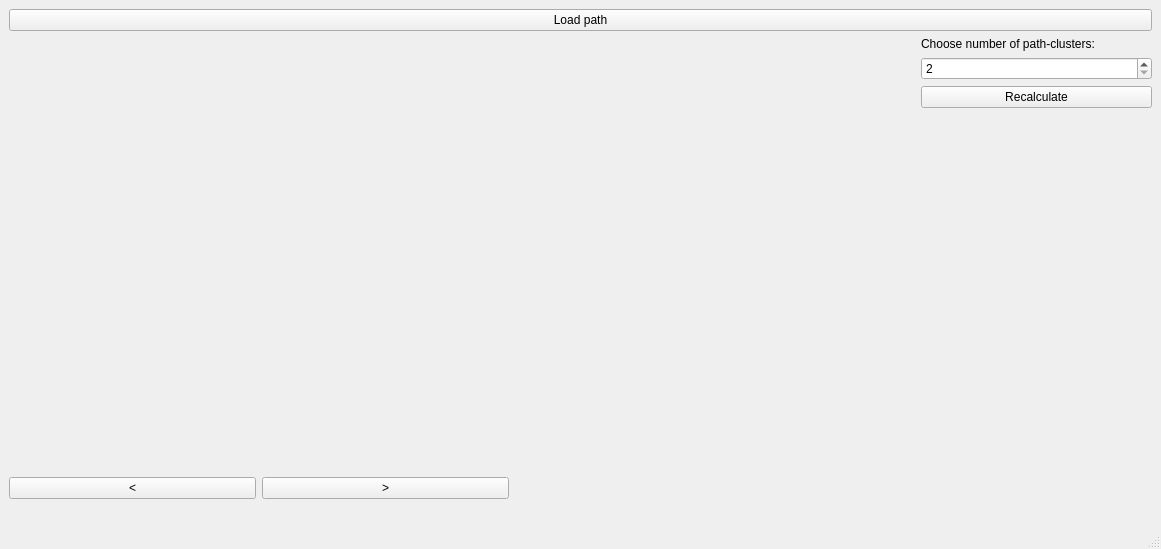
The window that src/user_interface/ui/MainWindow.ui (jurichterrsl/lunar_planner) describes before a commit, drawn with Qt 5.
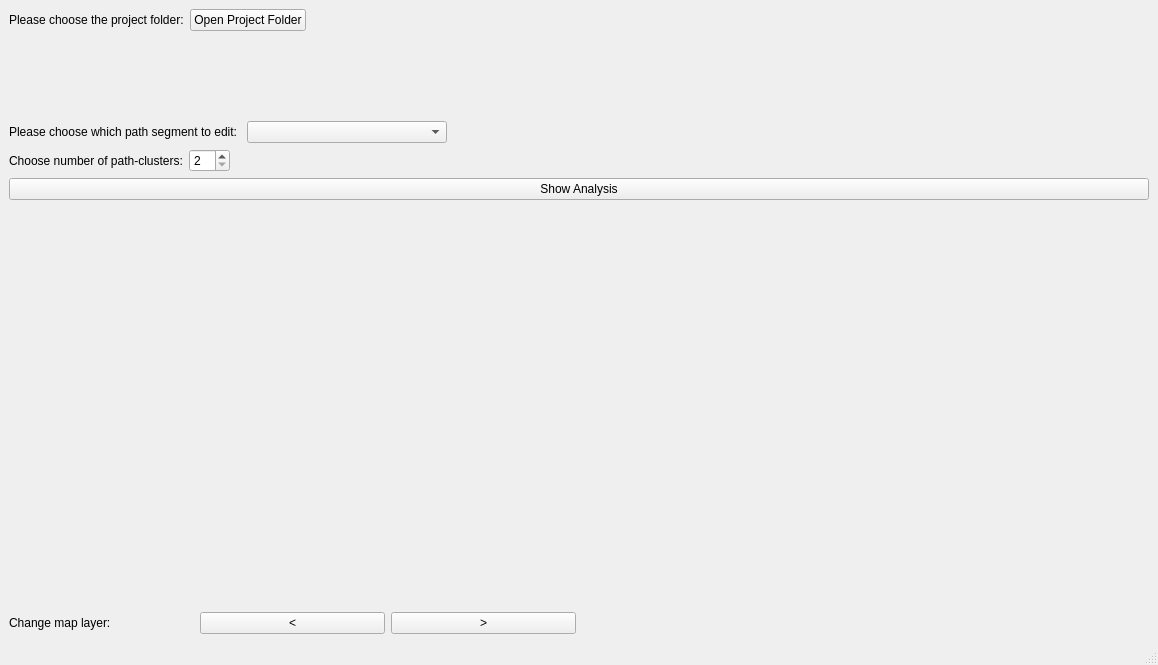
The same window after the commit.

What changed in the file:
```diff
--- a/src/user_interface/ui/MainWindow.ui
+++ b/src/user_interface/ui/MainWindow.ui
@@ -6,8 +6,8 @@
    <rect>
     <x>0</x>
     <y>0</y>
-    <width>1161</width>
-    <height>549</height>
+    <width>1158</width>
+    <height>665</height>
    </rect>
   </property>
   <property name="minimumSize">
@@ -22,9 +22,131 @@
   <widget class="QWidget" name="centralwidget">
    <layout class="QVBoxLayout" name="verticalLayout_3">
     <item>
-     <widget class="QPushButton" name="pushButton">
+     <layout class="QHBoxLayout" name="horizontalLayout_4">
+      <item>
+       <widget class="QLabel" name="label">
+        <property name="text">
+         <string>Please choose the project folder:</string>
+        </property>
+       </widget>
+      </item>
+      <item>
+       <widget class="QPushButton" name="getpathfolder">
+        <property name="text">
+         <string>Open Project Folder</string>
+        </property>
+       </widget>
+      </item>
+      <item>
+       <spacer name="horizontalSpacer">
+        <property name="orientation">
+         <enum>Qt::Horizontal</enum>
+        </property>
+        <property name="sizeHint" stdset="0">
+         <size>
+          <width>40</width>
+          <height>20</height>
+         </size>
+        </property>
+       </spacer>
+      </item>
+     </layout>
+    </item>
+    <item>
+     <widget class="QLabel" name="erroroutput">
       <property name="text">
-       <string>Load path</string>
+       <string/>
+      </property>
+     </widget>
+    </item>
+    <item>
+     <spacer name="verticalSpacer">
+      <property name="orientation">
+       <enum>Qt::Vertical</enum>
+      </property>
+      <property name="sizeHint" stdset="0">
+       <size>
+        <width>20</width>
+        <height>40</height>
+       </size>
+      </property>
+     </spacer>
+    </item>
+    <item>
+     <layout class="QHBoxLayout" name="horizontalLayout_7">
+      <item>
+       <widget class="QLabel" name="label_6">
+        <property name="text">
+         <string>Please choose which path segment to edit: </string>
+        </property>
+       </widget>
+      </item>
+      <item>
+       <widget class="QComboBox" name="pathsegmentchooser">
+        <property name="minimumSize">
+         <size>
+          <width>200</width>
+          <height>0</height>
+         </size>
+        </property>
+       </widget>
+      </item>
+      <item>
+       <spacer name="horizontalSpacer_2">
+        <property name="orientation">
+         <enum>Qt::Horizontal</enum>
+        </property>
+        <property name="sizeHint" stdset="0">
+         <size>
+          <width>40</width>
+          <height>20</height>
+         </size>
+        </property>
+       </spacer>
+      </item>
+     </layout>
+    </item>
+    <item>
+     <layout class="QHBoxLayout" name="horizontalLayout_8">
+      <item>
+       <widget class="QLabel" name="label_2">
+        <property name="text">
+         <string>Choose number of path-clusters:</string>
+        </property>
+       </widget>
+      </item>
+      <item>
+       <widget class="QSpinBox" name="numberofclusters">
+        <property name="minimum">
+         <number>2</number>
+        </property>
+        <property name="maximum">
+         <number>10</number>
+        </property>
+        <property name="value">
+         <number>2</number>
+        </property>
+       </widget>
+      </item>
+      <item>
+       <spacer name="horizontalSpacer_3">
+        <property name="orientation">
+         <enum>Qt::Horizontal</enum>
+        </property>
+        <property name="sizeHint" stdset="0">
+         <size>
+          <width>40</width>
+          <height>20</height>
+         </size>
+        </property>
+       </spacer>
+      </item>
+     </layout>
+    </item>
+    <item>
+     <widget class="QPushButton" name="recalculatebutton">
+      <property name="text">
+       <string>Show Analysis</string>
       </property>
      </widget>
     </item>
@@ -46,16 +168,17 @@
             <height>400</height>
            </size>
           </property>
-          <property name="maximumSize">
-           <size>
-            <width>500</width>
-            <height>400</height>
-           </size>
-          </property>
          </widget>
         </item>
         <item>
          <layout class="QHBoxLayout" name="horizontalLayout_2">
+          <item>
+           <widget class="QLabel" name="label_3">
+            <property name="text">
+             <string>Change map layer:</string>
+            </property>
+           </widget>
+          </item>
           <item>
            <widget class="QPushButton" name="map_down">
             <property name="text">
@@ -82,58 +205,8 @@
           <height>400</height>
          </size>
         </property>
-        <property name="maximumSize">
-         <size>
-          <width>400</width>
-          <height>400</height>
-         </size>
-        </property>
        </widget>
       </item>
-      <item>
-       <layout class="QVBoxLayout" name="verticalLayout_2">
-        <item>
-         <widget class="QLabel" name="label_2">
-          <property name="text">
-           <string>Choose number of path-clusters:</string>
-          </property>
-         </widget>
-        </item>
-        <item>
-         <widget class="QSpinBox" name="numberofclusters">
-          <property name="minimum">
-           <number>2</number>
-          </property>
-          <property name="maximum">
-           <number>10</number>
-          </property>
-          <property name="value">
-           <number>2</number>
-          </property>
-         </widget>
-        </item>
-        <item>
-         <widget class="QPushButton" name="recalculatebutton">
-          <property name="text">
-           <string>Recalculate</string>
-          </property>
-         </widget>
-        </item>
-        <item>
-         <spacer name="verticalSpacer">
-          <property name="orientation">
-           <enum>Qt::Vertical</enum>
-          </property>
-          <property name="sizeHint" stdset="0">
-           <size>
-            <width>20</width>
-            <height>40</height>
-           </size>
-          </property>
-         </spacer>
-        </item>
-       </layout>
-      </item>
      </layout>
     </item>
    </layout>
```
Left out of the diff: 6 changed lines with no effect on the pictures.
